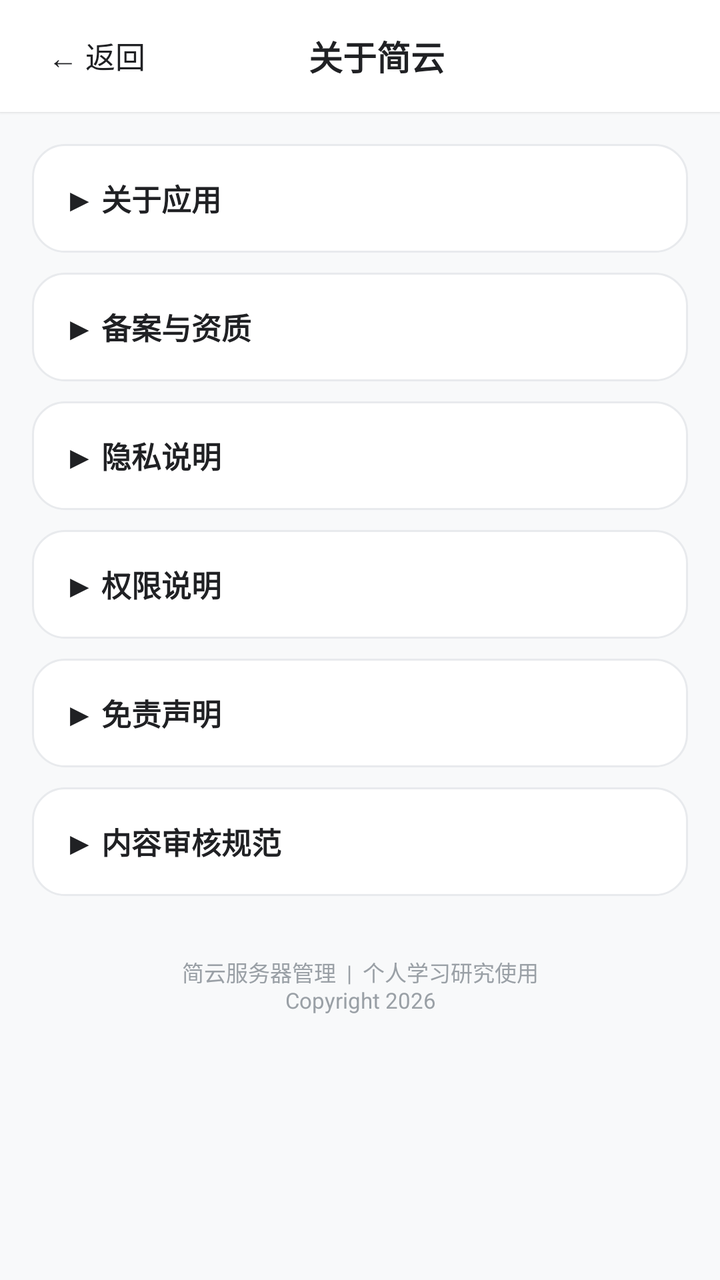
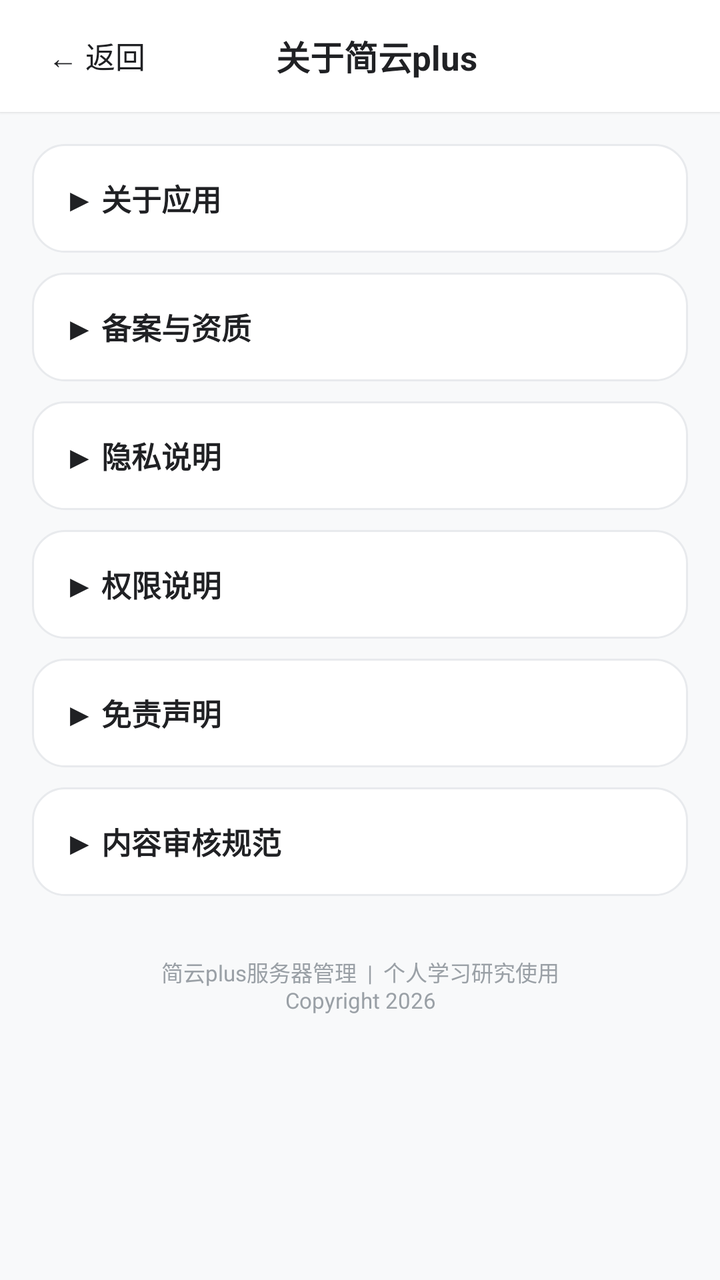

An Android layout rendered at two revisions. The XML below is the earlier revision; the diff shows what the commit changed to produce the second picture.
<!-- AndroidManifest.xml: application theme Theme.AndroidServer -->
<!-- res/layout/fragment_about_jianyun.xml -->
<?xml version="1.0" encoding="utf-8"?>
<LinearLayout xmlns:android="http://schemas.android.com/apk/res/android"
    android:layout_width="match_parent"
    android:layout_height="match_parent"
    android:background="@color/bg_light"
    android:orientation="vertical">

    
    <LinearLayout
        android:layout_width="match_parent"
        android:layout_height="56dp"
        android:background="@color/card_white"
        android:gravity="center_vertical"
        android:paddingHorizontal="16dp"
        android:elevation="1dp">

        <TextView
            android:id="@+id/btn_back"
            android:layout_width="wrap_content"
            android:layout_height="wrap_content"
            android:text="← 返回"
            android:textSize="15sp"
            android:textColor="@color/text_primary"
            android:padding="8dp"
            android:clickable="true"
            android:focusable="true" />

        <TextView
            android:layout_width="0dp"
            android:layout_height="wrap_content"
            android:layout_weight="1"
            android:gravity="center"
            android:text="关于简云"
            android:textSize="17sp"
            android:textColor="@color/text_primary"
            android:textStyle="bold" />

        <View
            android:layout_width="48dp"
            android:layout_height="1dp" />
    </LinearLayout>

    <ScrollView
        android:layout_width="match_parent"
        android:layout_height="match_parent"
        android:padding="16dp"
        android:fadeScrollbars="false">

        <LinearLayout
            android:layout_width="match_parent"
            android:layout_height="wrap_content"
            android:orientation="vertical">

            
            <LinearLayout
                android:id="@+id/section_about"
                android:layout_width="match_parent"
                android:layout_height="wrap_content"
                android:background="@drawable/bg_card"
                android:clickable="true"
                android:focusable="true"
                android:orientation="vertical"
                android:padding="16dp"
                android:layout_marginBottom="10dp">

                <TextView
                    android:layout_width="wrap_content"
                    android:layout_height="wrap_content"
                    android:text="▶ 关于应用"
                    android:textSize="15sp"
                    android:textColor="@color/text_primary"
                    android:textStyle="bold" />

                <LinearLayout
                    android:id="@+id/content_about"
                    android:layout_width="match_parent"
                    android:layout_height="wrap_content"
                    android:orientation="vertical"
                    android:layout_marginTop="12dp"
                    android:visibility="gone">

                    <TextView
                        android:layout_width="match_parent"
                        android:layout_height="wrap_content"
                        android:lineSpacingExtra="4dp"
                        android:text="简云服务器管理是一款运行在 Android 设备上的轻量级服务器管理工具。本应用仅供个人学习与开发测试使用，提供本地 Web 服务器、数据库、FTP 文件服务、WebSocket 及内网穿透等自托管功能。"
                        android:textColor="@color/text_secondary"
                        android:textSize="13sp" />

                    <TextView
                        android:layout_width="match_parent"
                        android:layout_height="wrap_content"
                        android:layout_marginTop="10dp"
                        android:lineSpacingExtra="4dp"
                        android:text="应用名称：简云服务器管理\n应用包名：com.zm920.androidserver\n版本：v1.2"
                        android:textColor="@color/text_secondary"
                        android:textSize="13sp"
                        android:typeface="monospace" />
                </LinearLayout>
            </LinearLayout>

            
            <LinearLayout
                android:id="@+id/section_beian"
                android:layout_width="match_parent"
                android:layout_height="wrap_content"
                android:background="@drawable/bg_card"
                android:clickable="true"
                android:focusable="true"
                android:orientation="vertical"
                android:padding="16dp"
                android:layout_marginBottom="10dp">

                <TextView
                    android:layout_width="wrap_content"
                    android:layout_height="wrap_content"
                    android:text="▶ 备案与资质"
                    android:textSize="15sp"
                    android:textColor="@color/text_primary"
                    android:textStyle="bold" />

                <LinearLayout
                    android:id="@+id/content_beian"
                    android:layout_width="match_parent"
                    android:layout_height="wrap_content"
                    android:orientation="vertical"
                    android:layout_marginTop="12dp"
                    android:visibility="gone">

                    <TextView
                        android:layout_width="match_parent"
                        android:layout_height="wrap_content"
                        android:lineSpacingExtra="4dp"
                        android:text="1. 本应用不直接提供互联网信息内容服务，属于本地工具类应用。\n\n2. 本应用内嵌的组件下载功能使用第三方分发平台（Gitee Releases），无需额外 ICP 备案。\n\n3. 内网穿透功能由 cpolar 提供，用户需自行申请 cpolar 账号并遵守其服务条款。\n\n4. 根据《移动互联网应用程序信息服务管理规定》，本应用已完成相关合规要求。"
                        android:textColor="@color/text_secondary"
                        android:textSize="13sp" />
                </LinearLayout>
            </LinearLayout>

            
            <LinearLayout
                android:id="@+id/section_privacy"
                android:layout_width="match_parent"
                android:layout_height="wrap_content"
                android:background="@drawable/bg_card"
                android:clickable="true"
                android:focusable="true"
                android:orientation="vertical"
                android:padding="16dp"
                android:layout_marginBottom="10dp">

                <TextView
                    android:layout_width="wrap_content"
                    android:layout_height="wrap_content"
                    android:text="▶ 隐私说明"
                    android:textSize="15sp"
                    android:textColor="@color/text_primary"
                    android:textStyle="bold" />

                <LinearLayout
                    android:id="@+id/content_privacy"
                    android:layout_width="match_parent"
                    android:layout_height="wrap_content"
                    android:orientation="vertical"
                    android:layout_marginTop="12dp"
                    android:visibility="gone">

                    <TextView
                        android:layout_width="match_parent"
                        android:layout_height="wrap_content"
                        android:lineSpacingExtra="4dp"
                        android:text="本应用重视并保护用户隐私，相关数据处理说明如下：\n\n• 本应用用于在 Android 设备上运行本地 Web、数据库、FTP、WebSocket 和内网穿透服务。\n• 本应用会根据用户配置读取和管理服务器目录中的网站文件、数据库文件和组件文件，用于本地服务运行。\n• 本应用会读取网络状态、本机局域网 IP、公网 IP 和端口状态，用于展示服务访问地址、检测网络连通性和完成内网穿透配置。\n• 启用内网穿透后，用户配置的本地端口流量可能通过第三方穿透服务转发，用户应自行确认转发内容合法合规。\n• 本应用集成友盟统计 SDK，用于应用运行统计、崩溃分析和基础设备环境分析，可能涉及设备型号、系统版本、网络状态、应用版本、崩溃日志等信息；友盟统计仅在用户同意隐私说明后初始化。\n• 本应用不会读取通讯录、短信、通话记录、定位信息，不会主动上传用户网站文件、数据库文件或服务器配置内容。\n• 本应用申请文件管理、通知、前台服务、电池优化忽略和应用安装相关权限时，会在申请前说明用途；用户拒绝授权不会影响基础界面浏览，但相关服务器、更新或文件管理功能可能不可用。"
                        android:textColor="@color/text_secondary"
                        android:textSize="13sp" />
                </LinearLayout>
            </LinearLayout>

            
            <LinearLayout
                android:id="@+id/section_permission"
                android:layout_width="match_parent"
                android:layout_height="wrap_content"
                android:background="@drawable/bg_card"
                android:clickable="true"
                android:focusable="true"
                android:orientation="vertical"
                android:padding="16dp"
                android:layout_marginBottom="10dp">

                <TextView
                    android:layout_width="wrap_content"
                    android:layout_height="wrap_content"
                    android:text="▶ 权限说明"
                    android:textSize="15sp"
                    android:textColor="@color/text_primary"
                    android:textStyle="bold" />

                <LinearLayout
                    android:id="@+id/content_permission"
                    android:layout_width="match_parent"
                    android:layout_height="wrap_content"
                    android:orientation="vertical"
                    android:layout_marginTop="12dp"
                    android:visibility="gone">

                    <TextView
                        android:layout_width="match_parent"
                        android:layout_height="wrap_content"
                        android:lineSpacingExtra="4dp"
                        android:text="本应用使用的权限及用途：\n\n• 网络访问（INTERNET）：启动本地服务器和穿透服务\n• 前台服务（FOREGROUND_SERVICE）：保持服务后台运行\n• 通知（POST_NOTIFICATIONS）：显示服务状态\n• 存储（READ/WRITE_EXTERNAL_STORAGE）：管理网站文件\n• 安装权限（REQUEST_INSTALL_PACKAGES）：应用内更新安装"
                        android:textColor="@color/text_secondary"
                        android:textSize="13sp" />
                </LinearLayout>
            </LinearLayout>

            
            <LinearLayout
                android:id="@+id/section_disclaimer"
                android:layout_width="match_parent"
                android:layout_height="wrap_content"
                android:background="@drawable/bg_card"
                android:clickable="true"
                android:focusable="true"
                android:orientation="vertical"
                android:padding="16dp"
                android:layout_marginBottom="10dp">

                <TextView
                    android:layout_width="wrap_content"
                    android:layout_height="wrap_content"
                    android:text="▶ 免责声明"
                    android:textSize="15sp"
                    android:textColor="@color/text_primary"
                    android:textStyle="bold" />

                <LinearLayout
                    android:id="@+id/content_disclaimer"
                    android:layout_width="match_parent"
                    android:layout_height="wrap_content"
                    android:orientation="vertical"
                    android:layout_marginTop="12dp"
                    android:visibility="gone">

                    <TextView
                        android:layout_width="match_parent"
                        android:layout_height="wrap_content"
                        android:lineSpacingExtra="4dp"
                        android:text="1. 本应用为免费开源工具，仅供个人学习研究使用。\n\n2. 使用者应遵守当地法律法规，不得利用本应用从事任何违法违规活动。\n\n3. 使用内网穿透功能时，用户需自行承担由于内容传播产生的法律责任。\n\n4. 开发者不对因使用本应用而导致的任何直接或间接损失承担责任。\n\n5. 本应用不提供任何形式的担保，使用者需自行评估风险。"
                        android:textColor="@color/text_secondary"
                        android:textSize="13sp" />
                </LinearLayout>
            </LinearLayout>

            
            <LinearLayout
                android:id="@+id/section_content"
                android:layout_width="match_parent"
                android:layout_height="wrap_content"
                android:background="@drawable/bg_card"
                android:clickable="true"
                android:focusable="true"
                android:orientation="vertical"
                android:padding="16dp"
                android:layout_marginBottom="10dp">

                <TextView
                    android:layout_width="wrap_content"
                    android:layout_height="wrap_content"
                    android:text="▶ 内容审核规范"
                    android:textSize="15sp"
                    android:textColor="@color/text_primary"
                    android:textStyle="bold" />

                <LinearLayout
                    android:id="@+id/content_content"
                    android:layout_width="match_parent"
                    android:layout_height="wrap_content"
                    android:orientation="vertical"
                    android:layout_marginTop="12dp"
                    android:visibility="gone">

                    <TextView
                        android:layout_width="match_parent"
                        android:layout_height="wrap_content"
                        android:lineSpacingExtra="4dp"
                        android:text="本应用严格遵守以下内容合规要求：\n\n1. 不包含任何违法信息\n2. 不包含色情、赌博、暴力等内容\n3. 不包含恶意代码或病毒\n4. 不涉及侵犯他人知识产权\n5. 不包含虚假宣传或欺诈信息\n6. 未提供新闻、时政等需专项许可的内容\n7. 未包含诱导分享、强制关注等违规功能\n8. 未成年人保护：本应用不针对未成年人设计，不收集未成年人个人信息"
                        android:textColor="@color/text_secondary"
                        android:textSize="13sp" />
                </LinearLayout>
            </LinearLayout>

            
            <TextView
                android:layout_width="match_parent"
                android:layout_height="wrap_content"
                android:gravity="center"
                android:padding="20dp"
                android:text="简云服务器管理  |  个人学习研究使用\nCopyright 2026"
                android:textColor="@color/text_hint"
                android:textSize="11sp" />

        </LinearLayout>
    </ScrollView>
</LinearLayout>
<!-- resources referenced by this layout -->
<resources>
  <color name="bg_light">#FFF8F9FA</color>
  <color name="card_white">#FFFFFFFF</color>
  <color name="text_hint">#FF9AA0A6</color>
  <color name="text_primary">#FF202124</color>
  <color name="text_secondary">#FF5F6368</color>
  <!-- drawable bg_card (drawable) -->
  <?xml version="1.0" encoding="utf-8"?>
  <shape xmlns:android="http://schemas.android.com/apk/res/android" android:shape="rectangle">
      <solid android:color="@android:color/white"/>
      <corners android:radius="16dp"/>
      <stroke android:width="1dp" android:color="@color/divider"/>
      <padding android:left="2dp" android:top="2dp" android:right="2dp" android:bottom="2dp" />
  </shape>
  <color name="divider">#FFE8EAED</color>
  <color name="blue_primary">#FF1A73E8</color>
  <color name="blue_accent">#FF4D8BFF</color>
  <style name="Widget.AppServer.Button" parent="Widget.MaterialComponents.Button">
          <item name="cornerRadius">10dp</item>
          <item name="android:textSize">14sp</item>
          <item name="android:insetTop">0dp</item>
          <item name="android:insetBottom">0dp</item>
          <item name="android:minHeight">36dp</item>
          <item name="android:elevation">0dp</item>
      </style>
  <style name="Widget.AppServer.Card" parent="Widget.MaterialComponents.CardView">
          <item name="cardElevation">0dp</item>
          <item name="cardCornerRadius">10dp</item>
          <item name="strokeWidth">0.5dp</item>
          <item name="strokeColor">@color/divider</item>
          <item name="contentPadding">0dp</item>
      </style>
  <style name="ThemeOverlay.AppServer.AlertDialog" parent="ThemeOverlay.MaterialComponents.MaterialAlertDialog">
          <item name="colorPrimary">@color/blue_primary</item>
          <item name="colorAccent">@color/blue_primary</item>
          <item name="materialAlertDialogTitleTextStyle">@style/MaterialAlertDialog.AppServer.Title</item>
          <item name="buttonBarPositiveButtonStyle">@style/Widget.AppServer.AlertDialog.Button</item>
          <item name="buttonBarNegativeButtonStyle">@style/Widget.AppServer.AlertDialog.Button</item>
          <item name="buttonBarNeutralButtonStyle">@style/Widget.AppServer.AlertDialog.Button</item>
      </style>
  <style name="ThemeOverlay.AppServer.BottomSheet" parent="ThemeOverlay.MaterialComponents.BottomSheetDialog">
          <item name="colorPrimary">@color/blue_primary</item>
          <item name="bottomSheetStyle">@style/Widget.AppServer.BottomSheet</item>
      </style>
  <style name="MaterialAlertDialog.AppServer.Title" parent="MaterialAlertDialog.MaterialComponents.Title.Text">
          <item name="android:textStyle">bold</item>
          <item name="android:textSize">17sp</item>
      </style>
  <style name="Widget.AppServer.AlertDialog.Button" parent="Widget.MaterialComponents.Button.TextButton.Dialog">
          <item name="android:textColor">@color/blue_primary</item>
          <item name="android:textStyle">bold</item>
      </style>
  <style name="Widget.AppServer.BottomSheet" parent="Widget.MaterialComponents.BottomSheet.Modal">
          <item name="shapeAppearanceOverlay">@style/ShapeAppearance.AppServer.BottomSheet</item>
      </style>
  <style name="ShapeAppearance.AppServer.BottomSheet" parent="">
          <item name="cornerFamily">rounded</item>
          <item name="cornerSizeTopLeft">16dp</item>
          <item name="cornerSizeTopRight">16dp</item>
          <item name="cornerSizeBottomLeft">0dp</item>
          <item name="cornerSizeBottomRight">0dp</item>
      </style>
  <!-- unchanged entries left out for length: 1 -->
</resources>

<!-- the commit's change to res/layout/fragment_about_jianyun.xml (unified diff, before → after) -->
@@ -30,7 +30,7 @@
             android:layout_height="wrap_content"
             android:layout_weight="1"
             android:gravity="center"
-            android:text="关于简云"
+            android:text="关于简云plus"
             android:textSize="17sp"
             android:textColor="@color/text_primary"
             android:textStyle="bold" />
@@ -83,7 +83,7 @@
                         android:layout_width="match_parent"
                         android:layout_height="wrap_content"
                         android:lineSpacingExtra="4dp"
-                        android:text="简云服务器管理是一款运行在 Android 设备上的轻量级服务器管理工具。本应用仅供个人学习与开发测试使用，提供本地 Web 服务器、数据库、FTP 文件服务、WebSocket 及内网穿透等自托管功能。"
+                        android:text="简云plus服务器管理是一款运行在 Android 设备上的轻量级服务器管理工具。本应用仅供个人学习与开发测试使用，提供本地 Web 服务器、数据库、FTP 文件服务、WebSocket 及内网穿透等自托管功能。"
                         android:textColor="@color/text_secondary"
                         android:textSize="13sp" />
 
@@ -92,7 +92,7 @@
                         android:layout_height="wrap_content"
                         android:layout_marginTop="10dp"
                         android:lineSpacingExtra="4dp"
-                        android:text="应用名称：简云服务器管理\n应用包名：com.zm920.androidserver\n版本：v1.2"
+                        android:text="应用名称：简云plus服务器管理\n应用包名：com.zm920.androidserver\n版本：v1.2"
                         android:textColor="@color/text_secondary"
                         android:textSize="13sp"
                         android:typeface="monospace" />
@@ -295,7 +295,7 @@
                 android:layout_height="wrap_content"
                 android:gravity="center"
                 android:padding="20dp"
-                android:text="简云服务器管理  |  个人学习研究使用\nCopyright 2026"
+                android:text="简云plus服务器管理  |  个人学习研究使用\nCopyright 2026"
                 android:textColor="@color/text_hint"
                 android:textSize="11sp" />
 
